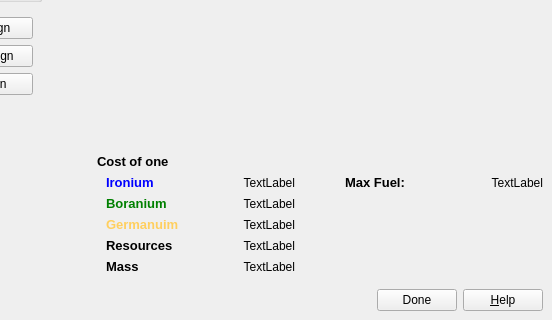
The window that QtClient/ship_design_dialog.ui (vkholodkov/freestars) describes before a commit, drawn with Qt 5; both pictures show x 158 to 710 and y 248 to 568 of the 710 by 568 pixel window.
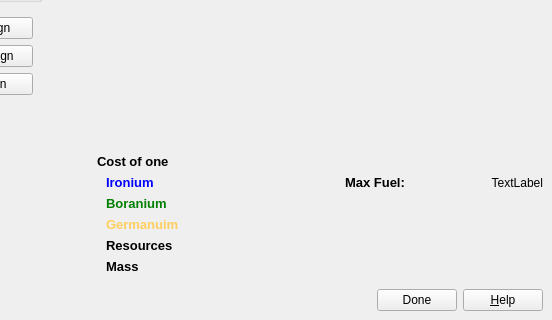
The same window after the commit. Custom widgets are drawn as their Qt base class.

Commit message: Update properties when design changes

Diff of the .ui file:
```diff
--- a/QtClient/ship_design_dialog.ui
+++ b/QtClient/ship_design_dialog.ui
@@ -805,7 +805,7 @@
                           <item row="0" column="1">
                            <widget class="QLabel" name="ironiumLabel1">
                             <property name="text">
-                             <string>TextLabel</string>
+                             <string/>
                             </property>
                             <property name="alignment">
                              <set>Qt::AlignRight|Qt::AlignTrailing|Qt::AlignVCenter</set>
@@ -833,7 +833,7 @@
                           <item row="1" column="1">
                            <widget class="QLabel" name="boraniumLabel1">
                             <property name="text">
-                             <string>TextLabel</string>
+                             <string/>
                             </property>
                             <property name="alignment">
                              <set>Qt::AlignRight|Qt::AlignTrailing|Qt::AlignVCenter</set>
@@ -861,7 +861,7 @@
                           <item row="2" column="1">
                            <widget class="QLabel" name="germaniumLabel1">
                             <property name="text">
-                             <string>TextLabel</string>
+                             <string/>
                             </property>
                             <property name="alignment">
                              <set>Qt::AlignRight|Qt::AlignTrailing|Qt::AlignVCenter</set>
@@ -886,7 +886,7 @@
                           <item row="3" column="1">
                            <widget class="QLabel" name="resourcesLabel1">
                             <property name="text">
-                             <string>TextLabel</string>
+                             <string/>
                             </property>
                             <property name="alignment">
                              <set>Qt::AlignRight|Qt::AlignTrailing|Qt::AlignVCenter</set>
@@ -911,7 +911,7 @@
                           <item row="4" column="1">
                            <widget class="QLabel" name="massLabel1">
                             <property name="text">
-                             <string>TextLabel</string>
+                             <string/>
                             </property>
                             <property name="alignment">
                              <set>Qt::AlignRight|Qt::AlignTrailing|Qt::AlignVCenter</set>
```
Left out of the diff: 10 changed lines with no effect on the pictures. The commit also changes 6 other files.
